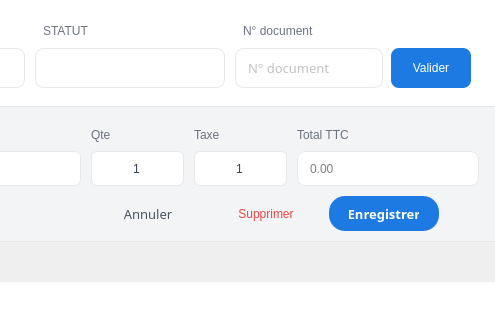
Qt form program/windows/nouveau_doc/doc_product_selector.ui (lak-barmajyat/ERP) before a commit; both pictures show x 741 to 1236 and y 0 to 328 of the 1236 by 659 pixel window.
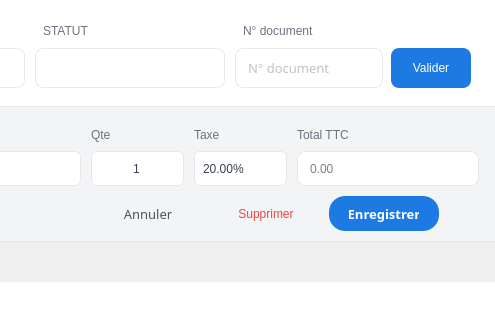
The same form after that commit. Icons and pictures are not drawn. Custom widgets are drawn as their Qt base class.

Patch:
```diff
--- a/program/windows/nouveau_doc/doc_product_selector.ui
+++ b/program/windows/nouveau_doc/doc_product_selector.ui
@@ -785,7 +785,7 @@
             </widget>
            </item>
            <item>
-            <widget class="QLineEdit" name="taxe_editline">
+            <widget class="QComboBox" name="taxe_editline">
              <property name="sizePolicy">
               <sizepolicy hsizetype="Expanding" vsizetype="Expanding">
                <horstretch>0</horstretch>
@@ -805,14 +805,23 @@
               </size>
              </property>
              <property name="styleSheet">
-              <string notr="true">QLineEdit#taxe_editline { background-color: #ffffff; border: 1px solid #e5e7eb; border-radius: 6px; padding: 5px 8px; font: 400 10pt &quot;Overpass&quot;; color: #374151; min-width: 55px; max-width: 75px; } QLineEdit#taxe_editline:hover { border-color: #d1d5db; } QLineEdit#taxe_editline:focus { border-color: #1d7ae2; }</string>
+              <string notr="true">QComboBox#taxe_editline { background-color: #ffffff; border: 1px solid #e5e7eb; border-radius: 6px; padding: 5px 8px; font: 400 10pt &quot;Overpass&quot;; color: #374151; min-width: 55px; max-width: 75px; } QComboBox#taxe_editline:hover { border-color: #d1d5db; } QComboBox#taxe_editline:focus { border-color: #1d7ae2; } QComboBox#taxe_editline::drop-down { border: none; width: 18px; } QComboBox#taxe_editline::down-arrow { image: url(program/assets/global/down_blue_arrow.svg); width: 10px; height: 10px; }</string>
              </property>
+             <item>
              <property name="text">
-              <string>1</string>
-             </property>
-             <property name="alignment">
-              <set>Qt::AlignCenter</set>
-             </property>
+               <string>20.00%</string>
+              </property>
+             </item>
+             <item>
+              <property name="text">
+               <string>10.00%</string>
+              </property>
+             </item>
+             <item>
+              <property name="text">
+               <string>5.00%</string>
+              </property>
+             </item>
             </widget>
            </item>
           </layout>
```
Lines whose indentation alone changed are shown as unchanged.
